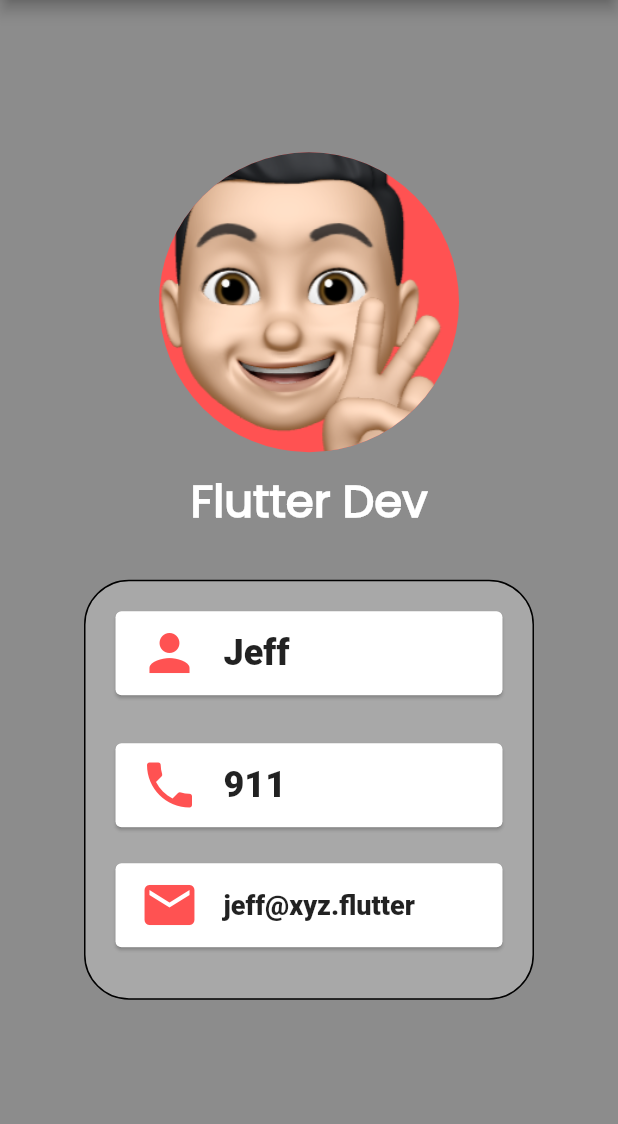
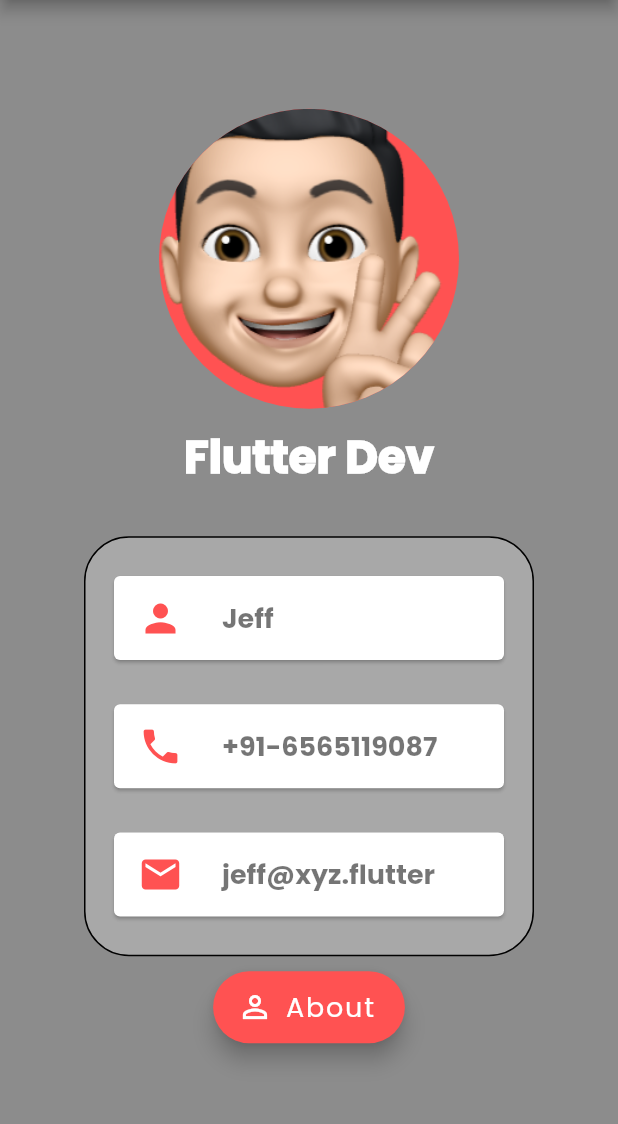
Before and after one commit to sharmarishabh54/Flutter-Basics, a Flutter app: the screen it shows after launch, on a phone screen of 412 x 824 dp, the part 84-1208 px from its top. Run offline on Flutter 3.47's test engine with Material 2 defaults, Android fonts, the phone set to English and light mode, and no system bars.

Commit message:
All chnages have done to profile app

```diff
--- a/lib/main.dart
+++ b/lib/main.dart
@@ -10,6 +10,7 @@ class MyApp extends StatelessWidget {
   @override
   Widget build(BuildContext context) {
     return MaterialApp(
+      debugShowCheckedModeBanner: false,
       home: Scaffold(
         backgroundColor: Colors.black45,
         appBar: AppBar(
@@ -52,61 +53,94 @@ class MyApp extends StatelessWidget {
                 height: 280,
                 width: 300,
                 child: Column(
+                  mainAxisAlignment: MainAxisAlignment.spaceEvenly,
                   children: const [
                     Padding(
-                      padding: EdgeInsets.all(16),
+                      padding: EdgeInsets.symmetric(horizontal: 15),
                       child: Card(
                         child: ListTile(
                           leading: Icon(
                             Icons.person,
                             color: Colors.redAccent,
-                            size: 40,
+                            size: 30,
                           ),
                           title: Text(
                             'Jeff',
                             style: TextStyle(
-                                fontSize: 24, fontWeight: FontWeight.w800),
+                              fontSize: 18,
+                              fontFamily: 'Poppins',
+                              fontWeight: FontWeight.w600,
+                              color: Colors.black54,
+                            ),
                           ),
                         ),
                       ),
                     ),
                     Padding(
-                      padding:
-                          EdgeInsets.symmetric(vertical: 8, horizontal: 16),
+                      padding: EdgeInsets.symmetric(horizontal: 15),
                       child: Card(
                         child: ListTile(
                           leading: Icon(
                             Icons.phone,
                             color: Colors.redAccent,
-                            size: 40,
+                            size: 30,
                           ),
                           title: Text(
-                            '911',
+                            '+91-6565119087',
                             style: TextStyle(
-                                fontSize: 24, fontWeight: FontWeight.w800),
+                              fontSize: 18,
+                              fontFamily: 'Poppins',
+                              fontWeight: FontWeight.w600,
+                              color: Colors.black54,
+                            ),
                           ),
                         ),
                       ),
                     ),
                     Padding(
-                      padding:
-                          EdgeInsets.symmetric(vertical: 8, horizontal: 16),
+                      padding: EdgeInsets.symmetric(horizontal: 15),
                       child: Card(
                         child: ListTile(
                           leading: Icon(
                             Icons.mail,
                             color: Colors.redAccent,
-                            size: 40,
+                            size: 30,
                           ),
                           title: Text(
                             'jeff@xyz.flutter',
                             style: TextStyle(
-                                fontSize: 18, fontWeight: FontWeight.w800),
+                              fontSize: 18,
+                              fontFamily: 'Poppins',
+                              fontWeight: FontWeight.w600,
+                              color: Colors.black54,
+                            ),
                           ),
                         ),
                       ),
                     ),
                   ],
+                ),
+              ),
+              Padding(
+                padding: const EdgeInsets.only(top: 10),
+                child: FloatingActionButton.extended(
+                  backgroundColor: Colors.redAccent,
+                  icon: const Icon(
+                    Icons.person_outline_outlined,
+                    color: Colors.white,
+                  ),
+                  onPressed: () {
+                    print("Working");
+                  },
+                  label: const Text(
+                    "About",
+                    style: TextStyle(
+                      fontSize: 18,
+                      fontFamily: 'Poppins',
+                      fontWeight: FontWeight.w400,
+                      color: Colors.white,
+                    ),
+                  ),
                 ),
               ),
             ],
--- a/pubspec.yaml
+++ b/pubspec.yaml
@@ -77,6 +77,9 @@ flutter:
     - family: Poppins
       fonts:
         - asset: assets/fonts/Poppins-Regular.ttf
+        - asset: assets/fonts/Poppins-Bold.ttf
+          weight: 700
+
 
   #         style: italic
   #   - family: Trajan Pro
```
